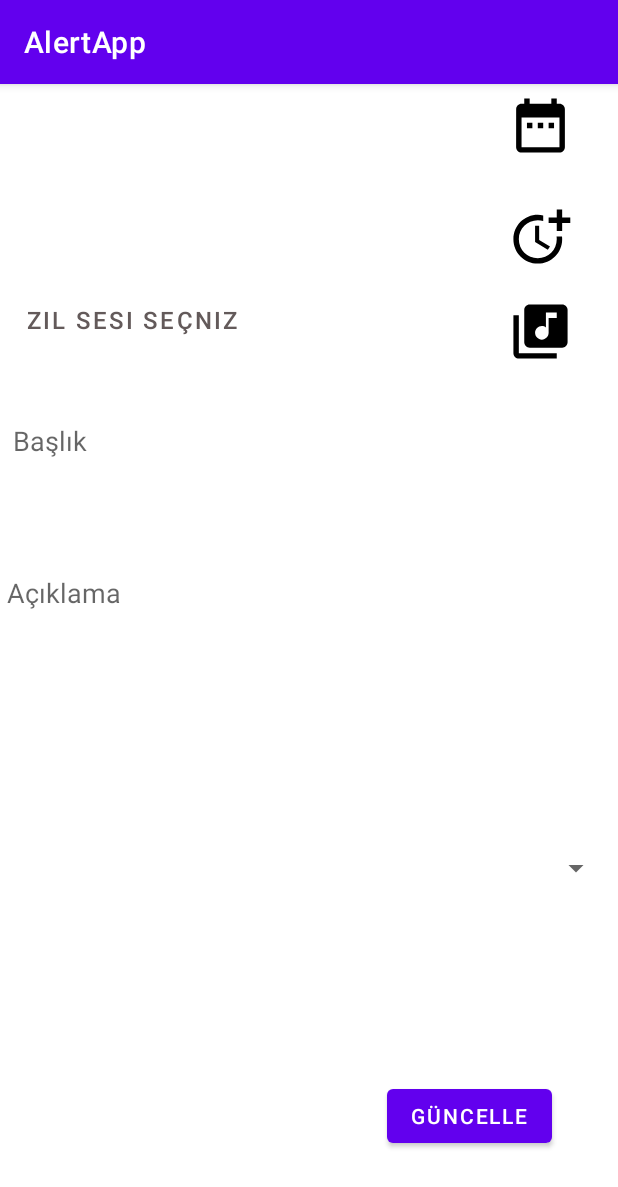
After one commit to farukciger/AlertApp, an Android app: the UptadeAlert screen opened directly, with no data from a screen before it, on a phone screen of 412 x 824 dp. The commit adds this screen. Shown: the top 1187 px of the screen. Run offline under Robolectric (Android 15) with nearby library versions, the phone set to English and light mode, and no system bars.

Commit message:
Arayüzler tamamlandı veritabanı işlemleri için fonksiyonlar eklendi(ekleme,çıkarma,güncelleme)

```diff
--- a/app/build.gradle
+++ b/app/build.gradle
@@ -30,6 +30,7 @@ android {
 
 dependencies {
     implementation files('libs/sqlite-jdbc-3.44.1.0.jar')
+    implementation 'it.xabaras.android:recyclerview-swipedecorator:1.2.2'
     implementation 'androidx.appcompat:appcompat:1.6.1'
     implementation 'com.google.android.material:material:1.8.0'
     implementation 'androidx.recyclerview:recyclerview:1.2.1'
--- a/app/src/main/AndroidManifest.xml
+++ b/app/src/main/AndroidManifest.xml
@@ -11,6 +11,9 @@
         android:supportsRtl="true"
         android:theme="@style/Theme.AlertApp"
         tools:targetApi="31">
+        <activity
+            android:name=".UptadeAlert"
+            android:exported="false" />
         <activity
             android:name=".AlertTime"
             android:exported="false" />
--- a/app/src/main/java/com/example/alertapp/Alerts.java
+++ b/app/src/main/java/com/example/alertapp/Alerts.java
@@ -19,7 +19,8 @@ public class Alerts {
     public String toString() {
         return
                 "baslik='" + baslik + "\n" +
-                "aciklama='" + aciklama + "\n"
+                "aciklama='" + aciklama + "\n"+
+                "id="+id
                 ;
     }
 
--- a/app/src/main/java/com/example/alertapp/DataBase.java
+++ b/app/src/main/java/com/example/alertapp/DataBase.java
@@ -25,5 +25,4 @@ public class DataBase extends SQLiteOpenHelper {
 
     }
 
-
 }
--- /dev/null
+++ b/app/src/main/java/com/example/alertapp/RCClickInterface.java
@@ -0,0 +1,6 @@
+package com.example.alertapp;
+
+public interface RCClickInterface {
+    void onItemClick(String content);
+    void onItemLongClick(String content) throws InterruptedException;
+}
--- /dev/null
+++ b/app/src/main/java/com/example/alertapp/UptadeAlert.java
@@ -0,0 +1,86 @@
+package com.example.alertapp;
+
+import androidx.appcompat.app.AppCompatActivity;
+
+import android.app.DatePickerDialog;
+import android.app.TimePickerDialog;
+import android.content.Intent;
+import android.os.Bundle;
+import android.view.View;
+import android.widget.Button;
+import android.widget.DatePicker;
+import android.widget.EditText;
+import android.widget.TimePicker;
+
+public class UptadeAlert extends AppCompatActivity {
+        public static String utime;
+        public static String utext;
+        public static String usubText;
+        public static String udate;
+        private Button udateButton;
+        private Button utimeButton;
+        private Button uptade;
+        public EditText ubaslik;
+        public  EditText uaciklama;
+        @Override
+        protected void onCreate(Bundle savedInstanceState) {
+            super.onCreate(savedInstanceState);
+            setContentView(R.layout.activity_uptade_alert);
+            udateButton=(Button) findViewById(R.id.udateButton);
+            utimeButton=findViewById(R.id.utimeButton);
+            uptade=findViewById(R.id.uptadeAllert);
+            ubaslik=findViewById(R.id.ubaslik);
+            uaciklama=findViewById(R.id.uaciklama);
+            udateButton.setText(udate);
+            utimeButton.setText(utime);
+            ubaslik.setText(utext);
+            uaciklama.setText(usubText);
+            udateButton.setOnClickListener(new View.OnClickListener() {
+                @Override
+                public void onClick(View view) {
+                    openDateDialog();
+                }
+            });
+            utimeButton.setOnClickListener(new View.OnClickListener() {
+                @Override
+                public void onClick(View view) {
+                    openTimeDiaolog();
+                }
+            });
+            uptade.setOnClickListener(new View.OnClickListener() {
+                @Override
+                public void onClick(View view) {
+                    String key=MainActivity.uId;
+                    utext=ubaslik.getText().toString();
+                    usubText=uaciklama.getText().toString();
+                    String t=utime;
+                    String d=udate;
+                    DataSource.updateValueForKey(key);
+                    MainActivity.loadData();
+                    Intent intent=new Intent(UptadeAlert.this,MainActivity.class);
+                    startActivity(intent);
+
+                }
+            });
+        }
+        private void openDateDialog(){
+            DatePickerDialog dialog=new DatePickerDialog(this, new DatePickerDialog.OnDateSetListener() {
+                @Override
+                public void onDateSet(DatePicker datePicker, int year, int month, int day) {
+                    udate= year +"."+ (month + 1) +"."+ day;
+                    udateButton.setText(udate);
+                }
+            }, 2023, 12, 1);
+            dialog.show();
+        }
+        private void openTimeDiaolog(){
+            TimePickerDialog dialog=new TimePickerDialog(this, new TimePickerDialog.OnTimeSetListener() {
+                @Override
+                public void onTimeSet(TimePicker timePicker, int hours, int minute) {
+                    utime= hours +":"+ minute;
+                    utimeButton.setText(utime);
+                }
+            }, 10, 3, true);
+            dialog.show();
+        }
+}
--- /dev/null
+++ b/app/src/main/res/layout/activity_uptade_alert.xml
@@ -0,0 +1,136 @@
+<?xml version="1.0" encoding="utf-8"?>
+<androidx.constraintlayout.widget.ConstraintLayout xmlns:android="http://schemas.android.com/apk/res/android"
+    xmlns:app="http://schemas.android.com/apk/res-auto"
+    xmlns:tools="http://schemas.android.com/tools"
+    android:layout_width="match_parent"
+    android:layout_height="match_parent"
+    tools:context=".AddAlert"
+    >
+
+    <EditText
+        android:id="@+id/ubaslik"
+        android:layout_width="355dp"
+        android:layout_height="58dp"
+        android:background="@android:color/transparent"
+        android:ems="10"
+        android:gravity="left"
+        android:hint=" Başlık"
+        android:inputType="textPersonName"
+        app:layout_constraintBottom_toBottomOf="parent"
+        app:layout_constraintEnd_toEndOf="parent"
+        app:layout_constraintHorizontal_bias="0.071"
+        app:layout_constraintStart_toStartOf="parent"
+        app:layout_constraintTop_toTopOf="parent"
+        app:layout_constraintVertical_bias="0.317" />
+
+    <Button
+        android:id="@+id/uptadeAllert"
+        android:layout_width="wrap_content"
+        android:layout_height="wrap_content"
+        android:layout_marginEnd="44dp"
+        android:layout_marginBottom="56dp"
+        android:text="Güncelle"
+        app:layout_constraintBottom_toBottomOf="parent"
+        app:layout_constraintEnd_toEndOf="parent" />
+
+    <Spinner
+        android:id="@+id/usecenek"
+        android:layout_width="403dp"
+        android:layout_height="65dp"
+        android:contentDescription="Spinner Options"
+        app:layout_constraintBottom_toBottomOf="parent"
+        app:layout_constraintEnd_toEndOf="parent"
+        app:layout_constraintStart_toStartOf="parent"
+        app:layout_constraintTop_toTopOf="parent"
+        app:layout_constraintVertical_bias="0.697" />
+
+    <EditText
+        android:id="@+id/uaciklama"
+        android:layout_width="412dp"
+        android:layout_height="115dp"
+        android:background="@android:color/transparent"
+        android:ems="10"
+        android:gravity="left"
+        android:hint=" Açıklama"
+        android:inputType="textPersonName"
+        app:layout_constraintBottom_toBottomOf="parent"
+        app:layout_constraintEnd_toEndOf="parent"
+        app:layout_constraintHorizontal_bias="0.0"
+        app:layout_constraintStart_toStartOf="parent"
+        app:layout_constraintTop_toTopOf="parent" />
+
+    <ImageView
+        android:id="@+id/utoneView"
+        android:layout_width="71dp"
+        android:layout_height="43dp"
+        android:layout_marginEnd="16dp"
+        app:layout_constraintBottom_toBottomOf="parent"
+        app:layout_constraintEnd_toEndOf="parent"
+        app:layout_constraintTop_toTopOf="parent"
+        app:layout_constraintVertical_bias="0.198"
+        app:srcCompat="@drawable/baseline_library_music_24" />
+
+    <Button
+        android:id="@+id/uringTone"
+        android:layout_width="410dp"
+        android:layout_height="50dp"
+        android:background="@android:color/transparent"
+        android:gravity="left"
+        android:text="Zil Sesi Seçniz"
+        android:textColor="@color/dark_gray"
+        android:textSize="16sp"
+        app:layout_constraintBottom_toBottomOf="parent"
+        app:layout_constraintEnd_toEndOf="parent"
+        app:layout_constraintTop_toTopOf="parent"
+        app:layout_constraintVertical_bias="0.189" />
+
+    <ImageView
+        android:id="@+id/utimeView"
+        android:layout_width="71dp"
+        android:layout_height="43dp"
+        android:layout_marginEnd="16dp"
+        app:layout_constraintBottom_toBottomOf="parent"
+        app:layout_constraintEnd_toEndOf="parent"
+        app:layout_constraintTop_toTopOf="parent"
+        app:layout_constraintVertical_bias="0.11"
+        app:srcCompat="@drawable/baseline_more_time_24" />
+
+    <Button
+        android:id="@+id/utimeButton"
+        android:layout_width="410dp"
+        android:layout_height="50dp"
+        android:background="@android:color/transparent"
+        android:gravity="left"
+        android:text="Saat Seçiniz"
+        android:textColor="@color/dark_gray"
+        android:textSize="16sp"
+        app:layout_constraintBottom_toBottomOf="parent"
+        app:layout_constraintEnd_toEndOf="parent"
+        app:layout_constraintTop_toTopOf="parent"
+        app:layout_constraintVertical_bias="0.099" />
+
+    <Button
+        android:id="@+id/udateButton"
+        android:layout_width="410dp"
+        android:layout_height="50dp"
+        android:background="@android:color/transparent"
+        android:gravity="left"
+        android:text="Tarih Seçiniz"
+        android:textColor="@color/dark_gray"
+        android:textSize="16sp"
+        app:layout_constraintBottom_toBottomOf="parent"
+        app:layout_constraintEnd_toEndOf="parent"
+        app:layout_constraintTop_toTopOf="parent"
+        app:layout_constraintVertical_bias="0.01" />
+
+    <ImageView
+        android:id="@+id/uimageView"
+        android:layout_width="71dp"
+        android:layout_height="43dp"
+        android:layout_marginEnd="16dp"
+        app:layout_constraintBottom_toBottomOf="parent"
+        app:layout_constraintEnd_toEndOf="parent"
+        app:layout_constraintTop_toTopOf="parent"
+        app:layout_constraintVertical_bias="0.008"
+        app:srcCompat="@drawable/baseline_date_range_24" />
+</androidx.constraintlayout.widget.ConstraintLayout>
--- a/app/src/main/res/values/colors.xml
+++ b/app/src/main/res/values/colors.xml
@@ -6,6 +6,7 @@
     <color name="teal_200">#FF03DAC5</color>
     <color name="teal_700">#FF018786</color>
     <color name="black">#FF000000</color>
+    <color name="red">#FF0000</color>
     <color name="white">#FFFFFFFF</color>
     <color name="dark_gray">#635A5A</color>
     <color name="transparent">#00FFFFFF</color>
```
Also changed, not shown: app/src/main/java/com/example/alertapp/AddAlert.java (+10 -6 lines), app/src/main/java/com/example/alertapp/CustomAdapter.java (+50 -4 lines), app/src/main/java/com/example/alertapp/DataSource.java (+35 -4 lines), app/src/main/java/com/example/alertapp/MainActivity.java (+36 -6 lines), app/src/main/res/layout/list_item.xml (+10 -0 lines).
